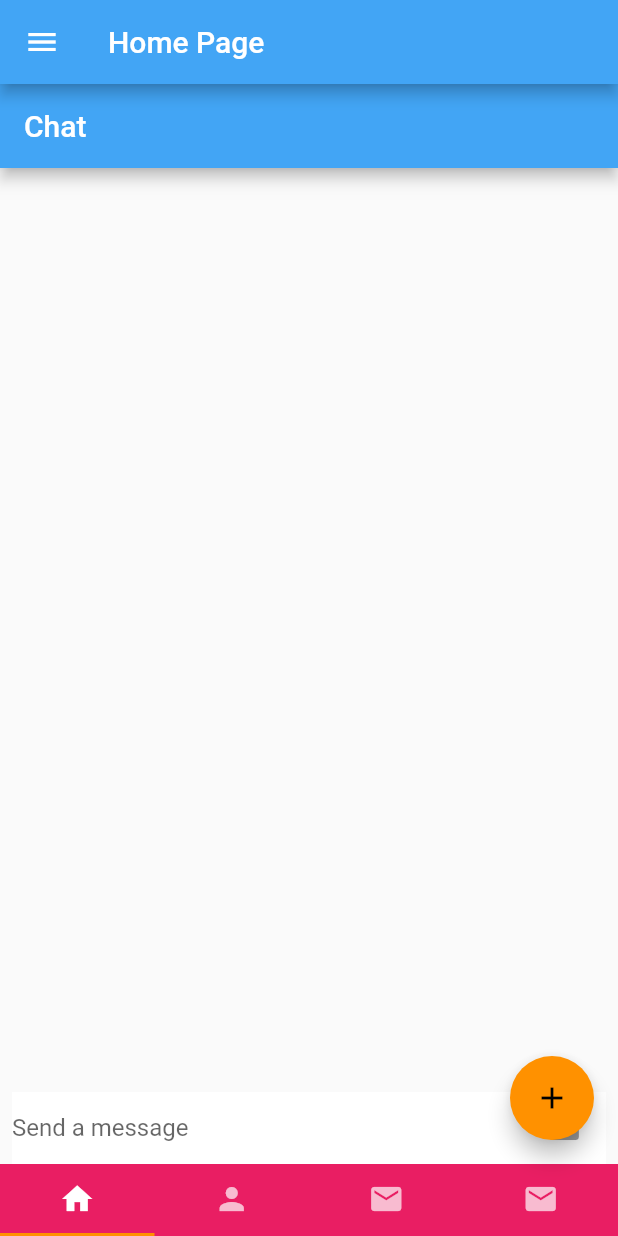
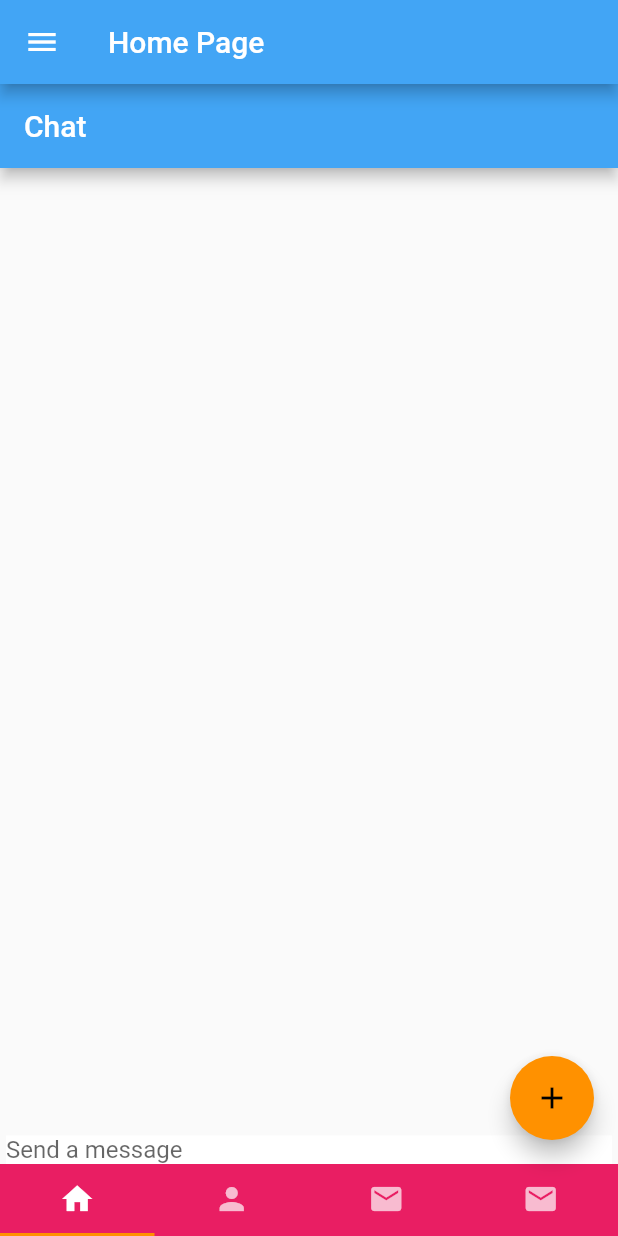
Before and after one commit to herry1234/mypm25, a Flutter app: the screen it shows after launch, on a phone screen of 412 x 824 dp. Run offline on Flutter 3.47's test engine with Material 2 defaults, Android fonts, the phone set to English and light mode, and no system bars; our stand-ins replace connectivity, device_info, flutter_map, graphql_flutter, latlong, video_player; missing offline and left inert: map_view.

Commit message:
Porting to flutter1.0

```diff
--- a/lib/chat.dart
+++ b/lib/chat.dart
@@ -1,8 +1,10 @@
 import 'package:flutter/material.dart';
 import 'package:flutter/cupertino.dart';
+import 'package:graphql_flutter/graphql_flutter.dart';
+
 const String _name = "Herry Wang";
 class ChatPage extends StatefulWidget {
-  ChatPage({Key key, this.title}) : super(key: key);
+  const ChatPage({Key key, this.title}) : super(key: key);
   final String title;
 
   @override
@@ -14,7 +16,7 @@ class ChatMessage extends StatelessWidget {
   final AnimationController animationController;
   @override
   Widget build(BuildContext context) {
-    return new SizeTransition(
+    return SizeTransition(
       sizeFactor:
       CurvedAnimation(parent: animationController, curve: Curves.easeOut),
       axisAlignment: 0.0,
@@ -23,11 +25,11 @@ class ChatMessage extends StatelessWidget {
         child: Row(
           crossAxisAlignment: CrossAxisAlignment.start,
           children: <Widget>[
-            new Container(
+             Container(
               margin: const EdgeInsets.only(right: 16.0),
               child: new CircleAvatar(child: new Text(_name[0])),
             ),
-            new Expanded(
+             Expanded(
               child: new Column(
                 crossAxisAlignment: CrossAxisAlignment.start,
                 children: <Widget>[
@@ -48,7 +50,7 @@ class ChatMessage extends StatelessWidget {
 class ChatPageState extends State<ChatPage> with TickerProviderStateMixin {
   bool _isComposing = false;
   final List<ChatMessage> _messages = <ChatMessage>[];
-  final TextEditingController _textController = new TextEditingController();
+  final TextEditingController _textController = TextEditingController();
   void _handleSubmitted(String text) {
     _textController.clear();
     setState(() {
@@ -70,6 +72,7 @@ class ChatPageState extends State<ChatPage> with TickerProviderStateMixin {
   void dispose() {
     for (ChatMessage message in _messages)
       message.animationController.dispose();
+    _textController.dispose();
     super.dispose();
   }
   @override
@@ -93,42 +96,43 @@ class ChatPageState extends State<ChatPage> with TickerProviderStateMixin {
                 ),
               ),
               Container(
-                  margin: const EdgeInsets.symmetric(horizontal: 8.0),
+                  margin: const EdgeInsets.symmetric(horizontal: 4.0),
                   child: Column(
                     mainAxisAlignment: MainAxisAlignment.center,
                     children: <Widget>[
                       Row(
                         children: <Widget>[
-                          new Flexible(
-                            child: new TextField(
+                           Flexible(
+                            child: TextField(
                               controller: _textController,
                               onSubmitted: _handleSubmitted,
                               decoration:
-                              new InputDecoration.collapsed(hintText: "Send a message"),
-                              onChanged: (String text) {
-                                setState(() {
+                                InputDecoration.collapsed(hintText: "Send a message"),
+                              onChanged: (text) {
+                                 debugPrint("no change?");
+                                 setState(() {
                                   _isComposing = text.length > 0;
                                 });
                               },
                             ),
                           ),
-                          new Container(
-                            margin: new EdgeInsets.symmetric(horizontal: 4.0),
-                            child: Theme.of(context).platform == TargetPlatform.iOS
-                                ? new CupertinoButton(
-                              child: new Text("Send"),
-                              onPressed: _isComposing
-                                  ? () => _handleSubmitted(_textController.text)
-                                  : null,
-                            )
-                                : new IconButton(
-                              color: Colors.pink,
-                              icon: const Icon(Icons.mail),
-                              onPressed: _isComposing
-                                  ? () => _handleSubmitted(_textController.text)
-                                  : null,
-                            ),
-                          ),
+//                           Container(
+//                            margin: new EdgeInsets.symmetric(horizontal: 4.0),
+//                            child: Theme.of(context).platform == TargetPlatform.iOS
+//                                ? new CupertinoButton(
+//                              child: new Text("Send"),
+//                              onPressed: _isComposing
+//                                  ? () => _handleSubmitted(_textController.text)
+//                                  : null,
+//                            )
+//                                : IconButton(
+//                              color: Colors.pink,
+//                              icon: const Icon(Icons.mail),
+//                              onPressed: _isComposing
+//                                  ? () => _handleSubmitted(_textController.text)
+//                                  : () => debugPrint("null pressed"),
+//                            ),
+//                          ),
                         ],
                       ),
                     ],
--- a/lib/earthquake.dart
+++ b/lib/earthquake.dart
@@ -4,7 +4,7 @@ import 'package:latlong/latlong.dart';
 
 //import 'dart:io';
 import 'dart:convert';
-import 'dart:async';
+//import 'dart:async';
 import 'package:http/http.dart' as http;
 
 const double _kAppBarHeight = 128.0;
@@ -79,7 +79,7 @@ Future<List<EarthQuakeData>> _fetchData() async {
   final response = await http.get(
       'https://earthquake.usgs.gov/fdsnws/event/1/query?format=geojson&starttime=' +
           dateSlug);
-  final data = JSON.decode(response.body);
+  final data = json.decode(response.body);
 
   List features = data['features'];
   features.forEach((item) {
--- a/lib/main.dart
+++ b/lib/main.dart
@@ -138,7 +138,7 @@ class _MyHomePageState extends State<MyHomePage> with TickerProviderStateMixin {
         ),
         body: new TabBarView(
           children: <Widget>[
-            ChatPage(title: 'Chat'),
+            const ChatPage(title: 'Chat'),
             const PM25(),
             const EarthQuake(title: 'EarthQuake'),
             VideoDemo(),
```
Also changed, not shown: lib/pm25.dart (+8 -5 lines), pubspec.yaml (+4 -4 lines).
